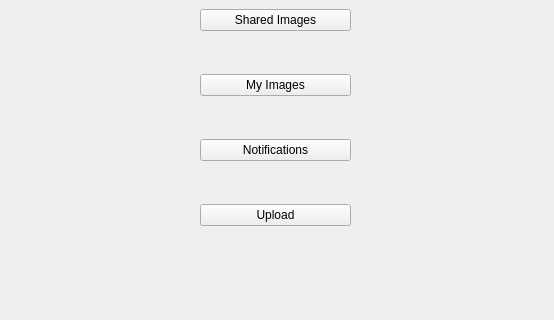
Above: GUIFiles/profile.ui from SammySamer/Distributed-System-Image-Sharing-Platform before the change; both pictures show x 0 to 554 and y 183 to 503 of the 554 by 503 pixel window. Below: the same form after it.
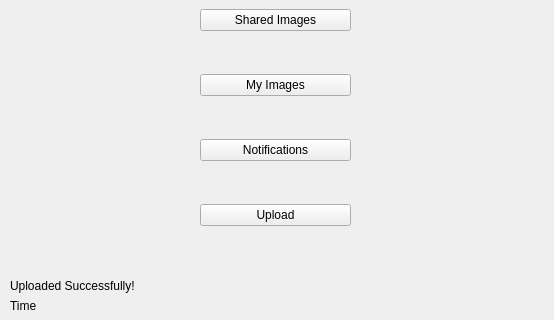
That is the form after the change.

```diff
--- a/GUIFiles/profile.ui
+++ b/GUIFiles/profile.ui
@@ -86,6 +86,32 @@
     <string>Logout</string>
    </property>
   </widget>
+  <widget class="QLabel" name="lbl_upload_successful">
+   <property name="geometry">
+    <rect>
+     <x>10</x>
+     <y>460</y>
+     <width>171</width>
+     <height>17</height>
+    </rect>
+   </property>
+   <property name="text">
+    <string>Uploaded Successfully!</string>
+   </property>
+  </widget>
+  <widget class="QLabel" name="lbl_time">
+   <property name="geometry">
+    <rect>
+     <x>10</x>
+     <y>480</y>
+     <width>531</width>
+     <height>17</height>
+    </rect>
+   </property>
+   <property name="text">
+    <string>Time</string>
+   </property>
+  </widget>
  </widget>
  <resources/>
  <connections/>
```
Left out of the diff: 4 changed lines with no effect on the pictures.
